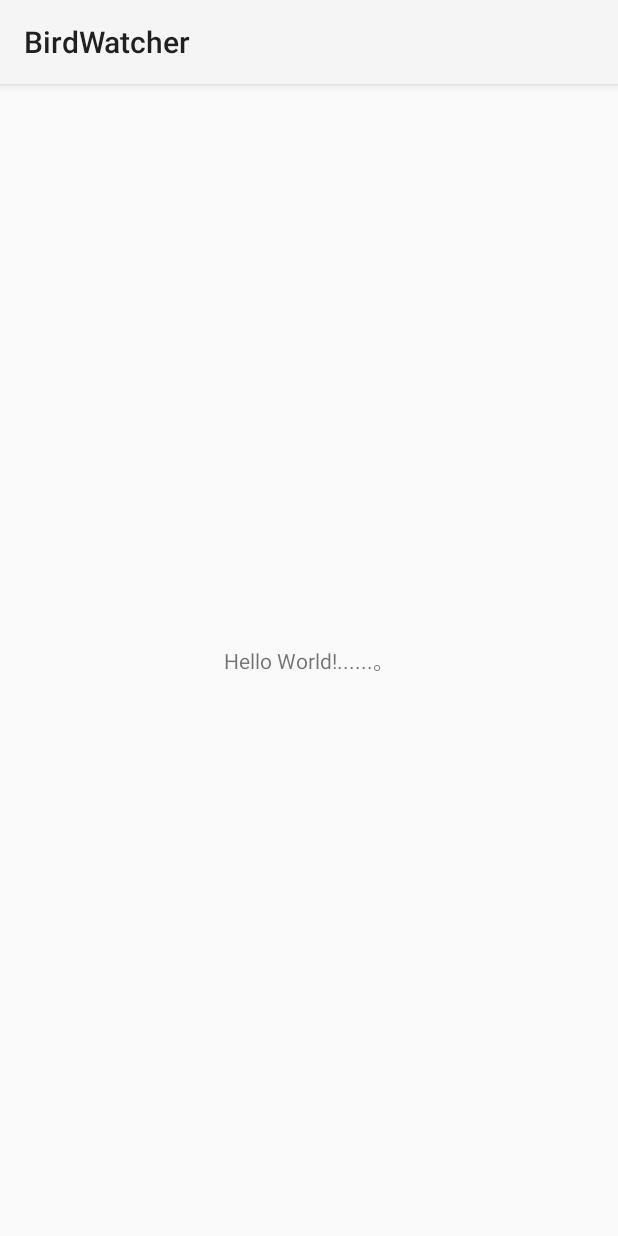
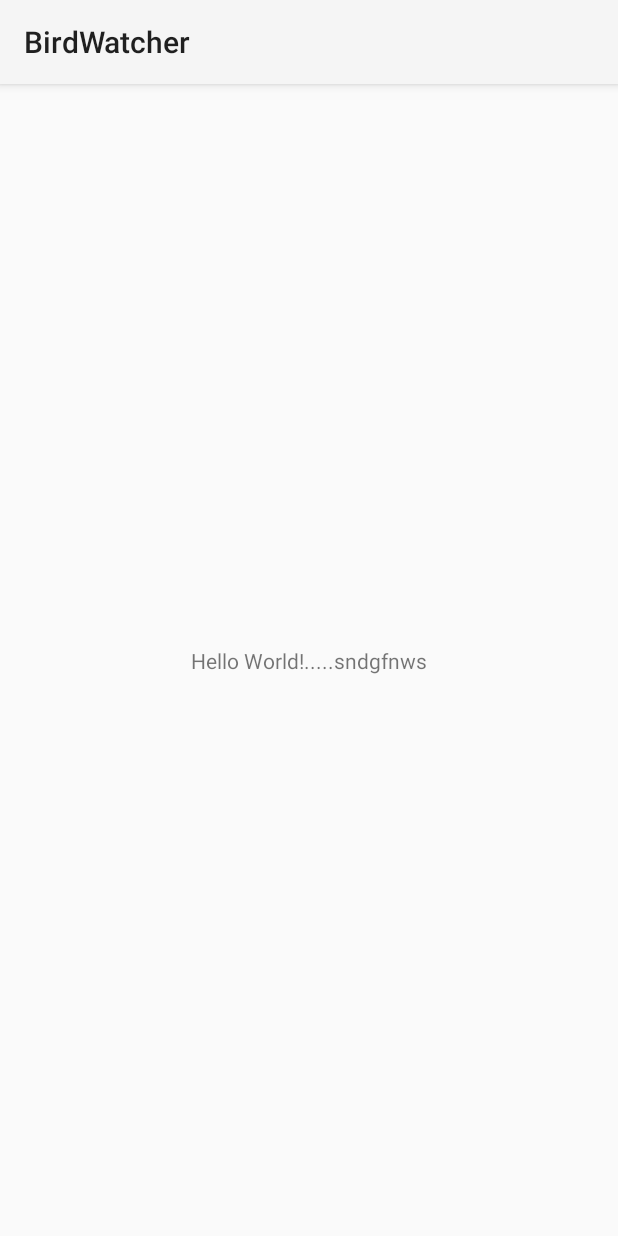
Before and after one commit to rainkaze/bird-watcher, an Android app: the screen it shows after launch (MainActivity), on a phone screen of 412 x 824 dp. Run offline under Robolectric (Android 15) with nearby library versions, the phone set to English and light mode, and no system bars.

Commit message:
zxq commit first

```diff
--- a/app/src/main/res/layout/activity_main.xml
+++ b/app/src/main/res/layout/activity_main.xml
@@ -10,7 +10,7 @@
     <TextView
         android:layout_width="wrap_content"
         android:layout_height="wrap_content"
-        android:text="Hello World!......。"
+        android:text="Hello World!.....sndgfnws"
         app:layout_constraintBottom_toBottomOf="parent"
         app:layout_constraintEnd_toEndOf="parent"
         app:layout_constraintStart_toStartOf="parent"
```
